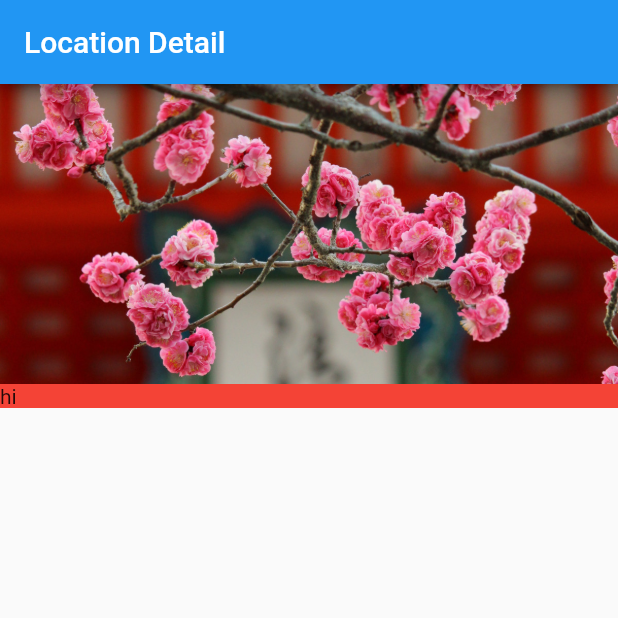
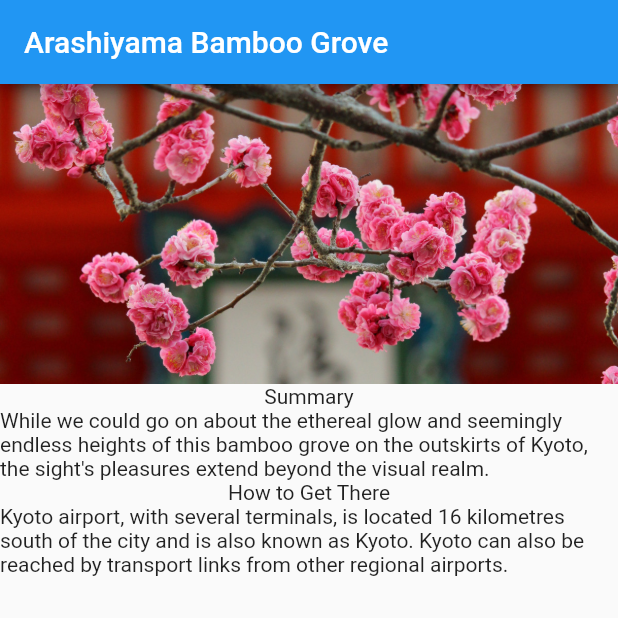
Before and after one commit to seenickcode/tourismandco, a Flutter app: the screen it shows after launch, on a phone screen of 412 x 824 dp, the top half of it. Run offline on Flutter 3.47's test engine with Material 2 defaults, Android fonts, the phone set to English and light mode, and no system bars.

Commit message:
Dynamic detail page wired up to models.

```diff
--- a/lib/models/location.dart
+++ b/lib/models/location.dart
@@ -3,13 +3,14 @@ import './location_fact.dart';
 /// Represents a tourism location a user can visit.
 class Location {
   final String name;
+  final String imagePath;
   final List<LocationFact> facts;
 
-  Location(this.name, this.facts);
+  Location(this.name, this.imagePath, this.facts);
 
   static List<Location> fetchAll() {
     return [
-      Location('Arashiyama Bamboo Grove', [
+      Location('Arashiyama Bamboo Grove', 'assets/images/kiyomizu-dera.jpg', [
         LocationFact('Summary',
             'While we could go on about the ethereal glow and seemingly endless heights of this bamboo grove on the outskirts of Kyoto, the sight\'s pleasures extend beyond the visual realm.'),
         LocationFact('How to Get There',
--- a/lib/screens/location_detail/location_detail.dart
+++ b/lib/screens/location_detail/location_detail.dart
@@ -6,20 +6,25 @@ import 'text_section.dart';
 class LocationDetail extends StatelessWidget {
   @override
   Widget build(BuildContext context) {
+    final locations = Location.fetchAll();
+    final location = locations.first;
+
     return Scaffold(
       appBar: AppBar(
-        title: Text('Location Detail'),
+        title: Text(location.name),
       ),
       body: Column(
           mainAxisAlignment: MainAxisAlignment.start,
           crossAxisAlignment: CrossAxisAlignment.stretch,
           children: [
-            ImageBanner("assets/images/kiyomizu-dera.jpg"),
-          ]..addAll(textSections())),
+            ImageBanner(location.imagePath),
+          ]..addAll(textSections(location))),
     );
   }
 
-  List<Widget> textSections() {
-    return Location.fetchAll().map((obj) => TextSection(Colors.red)).toList();
+  List<Widget> textSections(Location location) {
+    return location.facts
+        .map((fact) => TextSection(fact.title, fact.text))
+        .toList();
   }
 }
--- a/lib/screens/location_detail/text_section.dart
+++ b/lib/screens/location_detail/text_section.dart
@@ -1,17 +1,15 @@
 import 'package:flutter/material.dart';
 
 class TextSection extends StatelessWidget {
-  final Color _color;
+  final String _title;
+  final String _body;
 
-  TextSection(this._color);
+  TextSection(this._title, this._body);
 
   @override
   Widget build(BuildContext context) {
-    return Container(
-      decoration: BoxDecoration(
-        color: _color,
-      ),
-      child: Text('hi'),
+    return Column(
+      children: [Text(_title), Text(_body)],
     );
   }
 }
```
Also changed, not shown: pubspec.lock.
